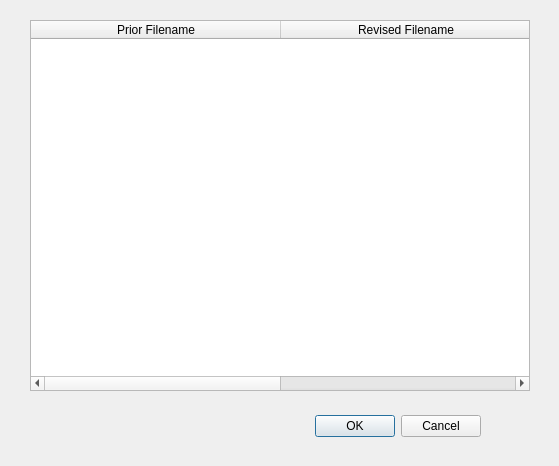
This is src/Form_Files/RETable.ui in Sigil-Ebook/Sigil as Qt 5 draws it before an edit. The edited form follows.
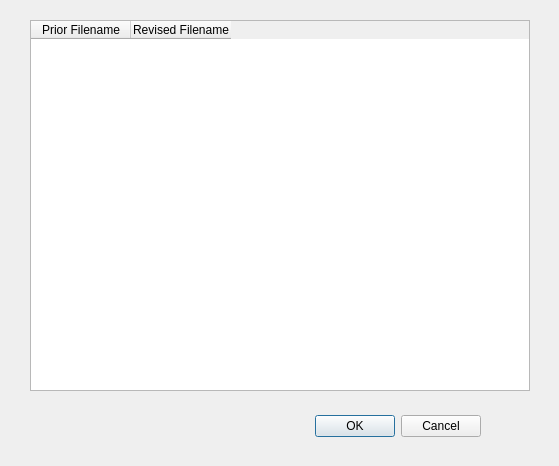
This is the edited form.

Patch:
```diff
--- a/src/Form_Files/RETable.ui
+++ b/src/Form_Files/RETable.ui
@@ -30,6 +30,12 @@
    </property>
   </widget>
   <widget class="QTableWidget" name="tableWidget">
+   <property name="sizePolicy">
+    <sizepolicy hsizetype="Expanding" vsizetype="Expanding">
+     <horstretch>0</horstretch>
+     <verstretch>1</verstretch>
+    </sizepolicy>
+   </property>
    <property name="geometry">
     <rect>
      <x>30</x>
@@ -41,14 +47,17 @@
    <property name="minimumSize">
     <size>
      <width>201</width>
-     <height>0</height>
+     <height>o</height>
     </size>
    </property>
-   <property name="rowCount">
-    <number>0</number>
+   <property name="cornerButtonEnabled">
+    <bool>true</bool>
    </property>
-   <attribute name="horizontalHeaderMinimumSectionSize">
-    <number>250</number>
+   <attribute name="horizontalHeaderCascadingSectionResizes">
+    <bool>true</bool>
+   </attribute>
+   <attribute name="verticalHeaderCascadingSectionResizes">
+    <bool>true</bool>
    </attribute>
    <column>
     <property name="text">
```
